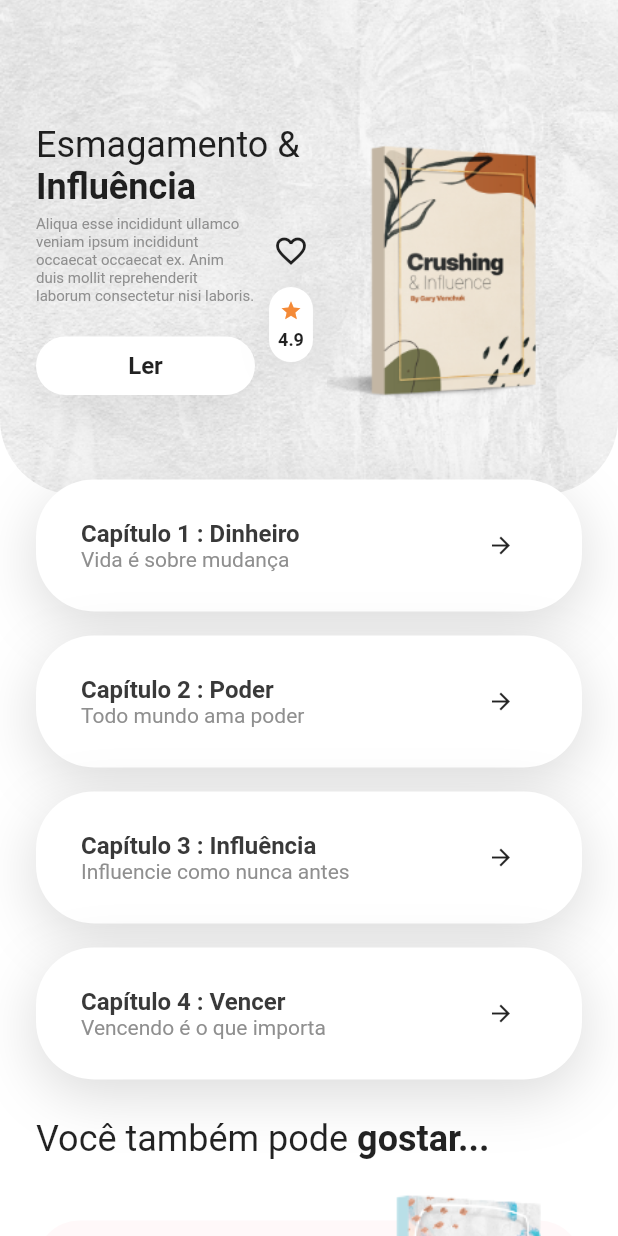
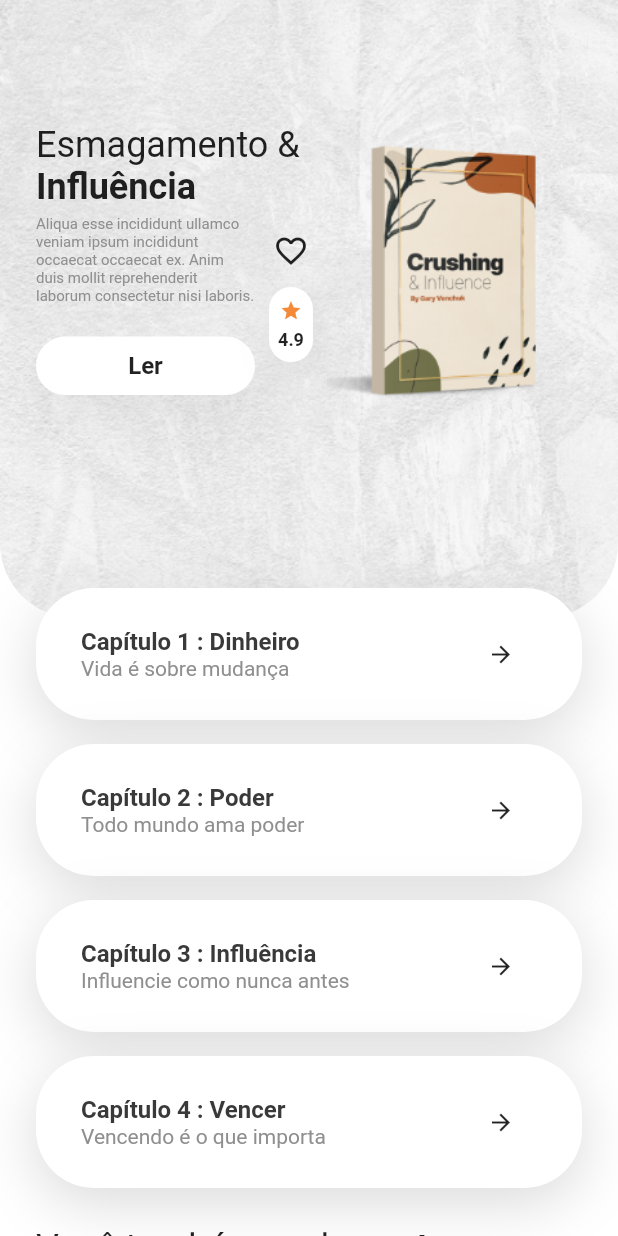
Before and after one commit to romariosilva/app_ebook_flutter, a Flutter app: the HomeScreen screen opened directly, after a tap on "Detalhes", on a phone screen of 412 x 824 dp. Run offline on Flutter 3.47's test engine with Material 2 defaults, Android fonts, the phone set to English and light mode, and no system bars.

Commit message:
Details adjustments

```diff
--- a/lib/screens/details_screen.dart
+++ b/lib/screens/details_screen.dart
@@ -18,7 +18,7 @@ class DetailsScreen extends StatelessWidget {
               alignment: Alignment.topCenter,
               children: [
                 Container(
-                  height: size.height * .4,
+                  height: size.height * .5,
                   width: double.infinity,
                   decoration: BoxDecoration(
                     image: DecorationImage(
@@ -41,7 +41,7 @@ class DetailsScreen extends StatelessWidget {
                   ),
                 ),
                 Padding(
-                  padding: EdgeInsets.only(top: size.height * .4 - 10),
+                  padding: EdgeInsets.only(top: size.height * .5 - 20),
                   child: Column(
                     crossAxisAlignment: CrossAxisAlignment.start,
                     children: [
@@ -98,7 +98,7 @@ class DetailsScreen extends StatelessWidget {
                   Stack(
                     children: [
                       Container(
-                        height: 180,
+                        height: 200,
                         width: double.infinity,
                       ),
                       Positioned(
@@ -107,7 +107,7 @@ class DetailsScreen extends StatelessWidget {
                         right: 0,
                         child: Container(
                           padding: EdgeInsets.only(left: 24, top: 24, right: 150),
-                          height: 160,
+                          height: 180,
                           width: double.infinity,
                           decoration: BoxDecoration(
                             borderRadius: BorderRadius.circular(29),
--- a/lib/screens/home_screen.dart
+++ b/lib/screens/home_screen.dart
@@ -200,7 +200,7 @@ class HomeScreen extends StatelessWidget {
     return Container(
                         margin: EdgeInsets.symmetric(vertical: 20),
                         width: double.infinity,
-                        height: 205,
+                        height: 215,
                         child: Stack(
                           children: [
                             Positioned(
@@ -209,7 +209,7 @@ class HomeScreen extends StatelessWidget {
                               right: 0,
                               child: Container(
                                 padding: EdgeInsets.only(left: 24, top: 24, right: size.width * .37),
-                                height: 185,
+                                height: 200,
                                 width: double.infinity,
                                 decoration: BoxDecoration(
                                   color: Color(0xFFEAEAEA).withOpacity(.45),
```
